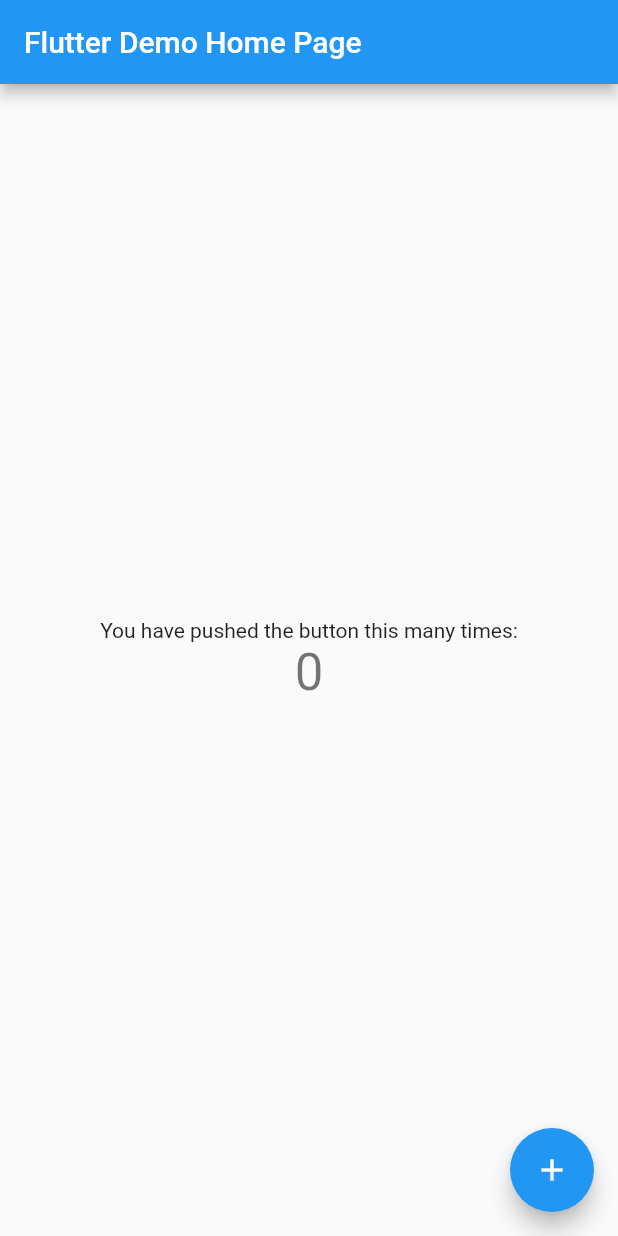
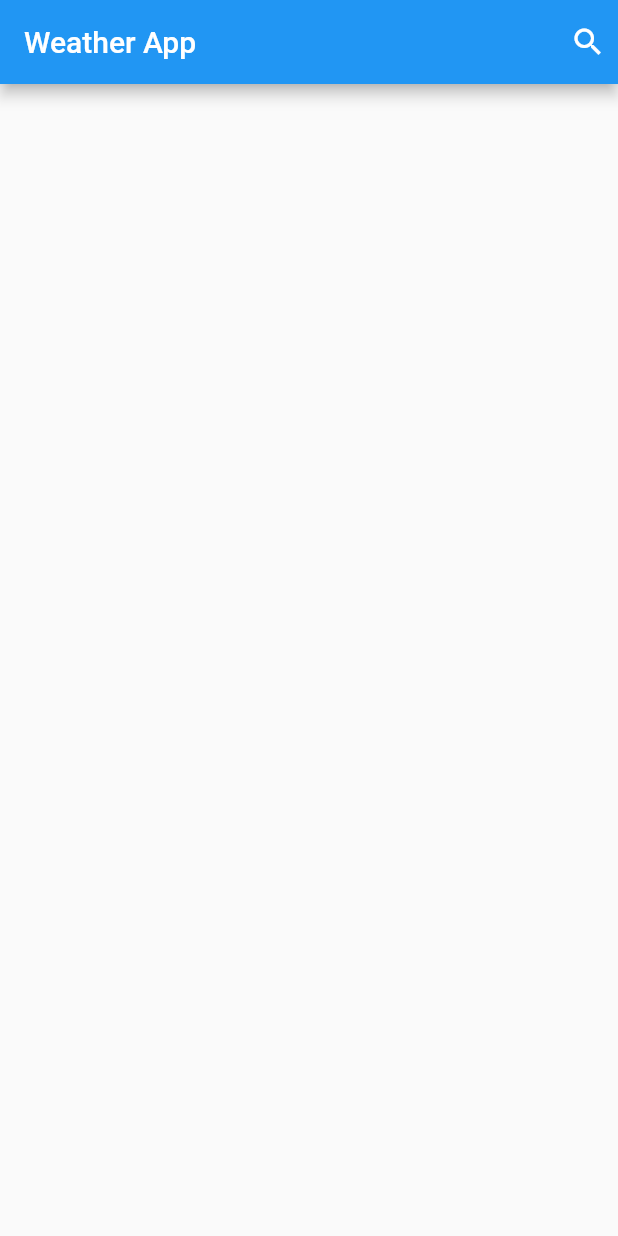
Before and after one commit to elbahy/weather_app, a Flutter app: the screen it shows after launch, on a phone screen of 412 x 824 dp. Run offline on Flutter 3.47's test engine with Material 2 defaults, Android fonts, the phone set to English and light mode, and no system bars.

Commit message:
create Weather model, weather service from api

```diff
--- a/lib/main.dart
+++ b/lib/main.dart
@@ -1,115 +1,19 @@
 import 'package:flutter/material.dart';
+import 'package:weather_app/model/weather_model.dart';
+import 'package:weather_app/screens/home_page.dart';
+import 'package:weather_app/services/weather_service.dart';
 
-void main() {
-  runApp(const MyApp());
+void main() async {
+  runApp(WeatherApp());
 }
 
-class MyApp extends StatelessWidget {
-  const MyApp({super.key});
+class WeatherApp extends StatelessWidget {
+  const WeatherApp({super.key});
 
-  // This widget is the root of your application.
   @override
   Widget build(BuildContext context) {
     return MaterialApp(
-      title: 'Flutter Demo',
-      theme: ThemeData(
-        // This is the theme of your application.
-        //
-        // Try running your application with "flutter run". You'll see the
-        // application has a blue toolbar. Then, without quitting the app, try
-        // changing the primarySwatch below to Colors.green and then invoke
-        // "hot reload" (press "r" in the console where you ran "flutter run",
-        // or simply save your changes to "hot reload" in a Flutter IDE).
-        // Notice that the counter didn't reset back to zero; the application
-        // is not restarted.
-        primarySwatch: Colors.blue,
-      ),
-      home: const MyHomePage(title: 'Flutter Demo Home Page'),
+      home: HomePage(),
     );
   }
 }
-
-class MyHomePage extends StatefulWidget {
-  const MyHomePage({super.key, required this.title});
-
-  // This widget is the home page of your application. It is stateful, meaning
-  // that it has a State object (defined below) that contains fields that affect
-  // how it looks.
-
-  // This class is the configuration for the state. It holds the values (in this
-  // case the title) provided by the parent (in this case the App widget) and
-  // used by the build method of the State. Fields in a Widget subclass are
-  // always marked "final".
-
-  final String title;
-
-  @override
-  State<MyHomePage> createState() => _MyHomePageState();
-}
-
-class _MyHomePageState extends State<MyHomePage> {
-  int _counter = 0;
-
-  void _incrementCounter() {
-    setState(() {
-      // This call to setState tells the Flutter framework that something has
-      // changed in this State, which causes it to rerun the build method below
-      // so that the display can reflect the updated values. If we changed
-      // _counter without calling setState(), then the build method would not be
-      // called again, and so nothing would appear to happen.
-      _counter++;
-    });
-  }
-
-  @override
-  Widget build(BuildContext context) {
-    // This method is rerun every time setState is called, for instance as done
-    // by the _incrementCounter method above.
-    //
-    // The Flutter framework has been optimized to make rerunning build methods
-    // fast, so that you can just rebuild anything that needs updating rather
-    // than having to individually change instances of widgets.
-    return Scaffold(
-      appBar: AppBar(
-        // Here we take the value from the MyHomePage object that was created by
-        // the App.build method, and use it to set our appbar title.
-        title: Text(widget.title),
-      ),
-      body: Center(
-        // Center is a layout widget. It takes a single child and positions it
-        // in the middle of the parent.
-        child: Column(
-          // Column is also a layout widget. It takes a list of children and
-          // arranges them vertically. By default, it sizes itself to fit its
-          // children horizontally, and tries to be as tall as its parent.
-          //
-          // Invoke "debug painting" (press "p" in the console, choose the
-          // "Toggle Debug Paint" action from the Flutter Inspector in Android
-          // Studio, or the "Toggle Debug Paint" command in Visual Studio Code)
-          // to see the wireframe for each widget.
-          //
-          // Column has various properties to control how it sizes itself and
-          // how it positions its children. Here we use mainAxisAlignment to
-          // center the children vertically; the main axis here is the vertical
-          // axis because Columns are vertical (the cross axis would be
-          // horizontal).
-          mainAxisAlignment: MainAxisAlignment.center,
-          children: <Widget>[
-            const Text(
-              'You have pushed the button this many times:',
-            ),
-            Text(
-              '$_counter',
-              style: Theme.of(context).textTheme.headline4,
-            ),
-          ],
-        ),
-      ),
-      floatingActionButton: FloatingActionButton(
-        onPressed: _incrementCounter,
-        tooltip: 'Increment',
-        child: const Icon(Icons.add),
-      ), // This trailing comma makes auto-formatting nicer for build methods.
-    );
-  }
-}
--- /dev/null
+++ b/lib/screens/home_page.dart
@@ -0,0 +1,20 @@
+import 'package:flutter/material.dart';
+
+class HomePage extends StatelessWidget {
+  const HomePage({super.key});
+
+  @override
+  Widget build(BuildContext context) {
+    return Scaffold(
+      appBar: AppBar(
+        title: Text('Weather App'),
+        actions: [
+          Padding(
+            padding: const EdgeInsets.all(8.0),
+            child: Icon(Icons.search),
+          ),
+        ],
+      ),
+    );
+  }
+}
--- a/pubspec.yaml
+++ b/pubspec.yaml
@@ -31,6 +31,7 @@ environment:
 dependencies:
   flutter:
     sdk: flutter
+  http: ^0.13.5
 
 
   # The following adds the Cupertino Icons font to your application.
```
Also changed, not shown: lib/model/weather_model.dart (added, +48 -0 lines), lib/services/weather_service.dart (added, +17 -0 lines), pubspec.lock, 1 other file.
